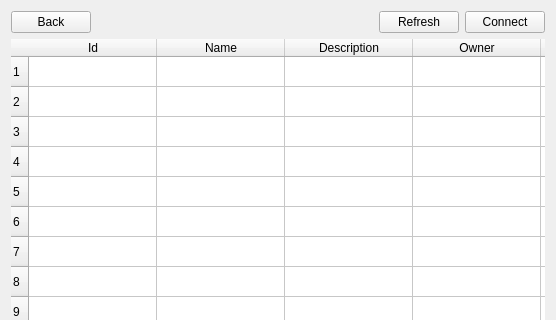
Before: the Qt Designer form RoomClient/roombrowser.ui in ljmc2000/VirtualConcertHall, drawn with Qt 5; both pictures show x 0 to 556 and y 0 to 320 of the 556 by 493 pixel window.
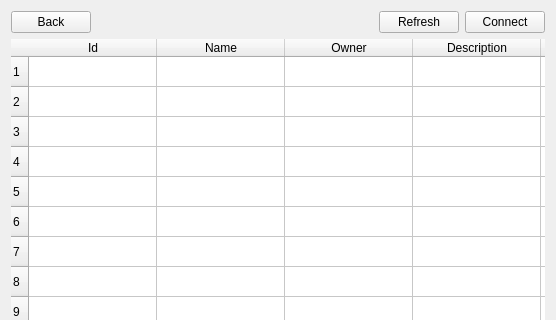
After: the same form once the commit is applied.

Commit message: fixed owner and description labels being on the wrong columns

```diff
--- a/RoomClient/roombrowser.ui
+++ b/RoomClient/roombrowser.ui
@@ -102,12 +102,12 @@
      </column>
      <column>
       <property name="text">
-       <string>Description</string>
+       <string>Owner</string>
       </property>
      </column>
      <column>
       <property name="text">
-       <string>Owner</string>
+       <string>Description</string>
       </property>
      </column>
      <column>
```
